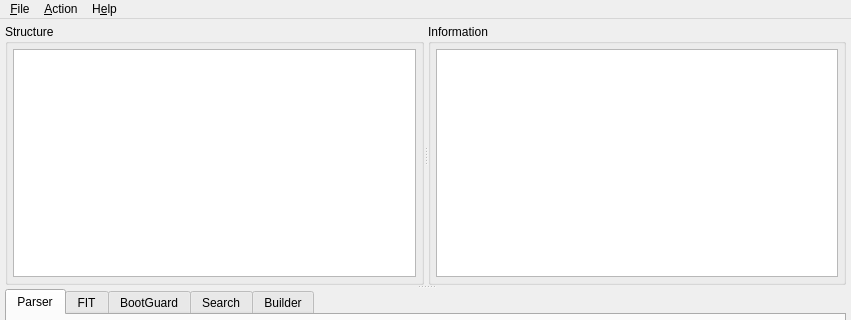
Above: UEFITool/uefitool.ui from LongSoft/UEFITool before the change; both pictures show x 0 to 851 and y 0 to 320 of the 851 by 586 pixel window. Below: the same form after it.
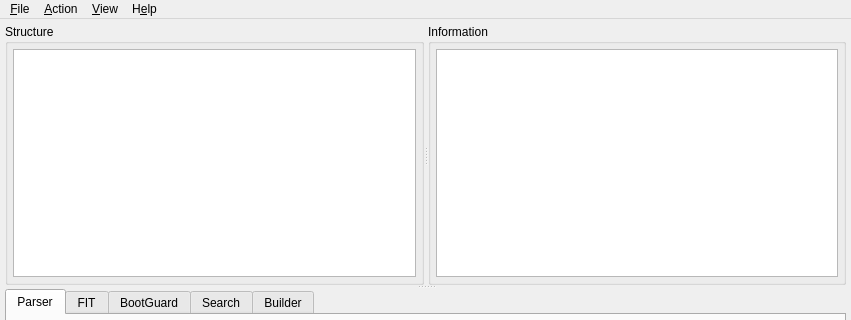
That is the form after the change.

What changed in the file:
```diff
--- a/UEFITool/uefitool.ui
+++ b/UEFITool/uefitool.ui
@@ -311,7 +311,7 @@
      <x>0</x>
      <y>0</y>
      <width>851</width>
-     <height>21</height>
+     <height>31</height>
     </rect>
    </property>
    <widget class="QMenu" name="menuFile">
@@ -532,8 +532,15 @@
     <addaction name="separator"/>
     <addaction name="menuMessageActions"/>
    </widget>
+   <widget class="QMenu" name="menu_View">
+    <property name="title">
+     <string>&amp;View</string>
+    </property>
+    <addaction name="actionToggleBootGuardMarking"/>
+   </widget>
    <addaction name="menuFile"/>
    <addaction name="menuAction"/>
+   <addaction name="menu_View"/>
    <addaction name="menuHelp"/>
   </widget>
   <action name="actionInsertAfter">
```
Left out of the diff: 17 changed lines with no effect on the pictures.
